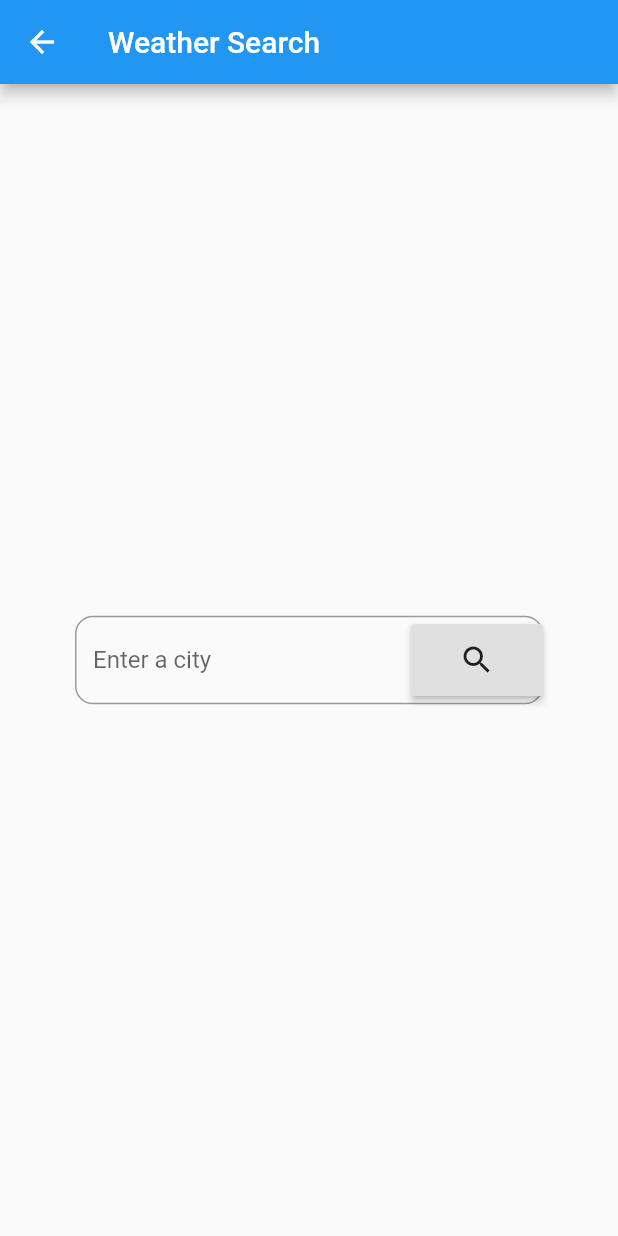
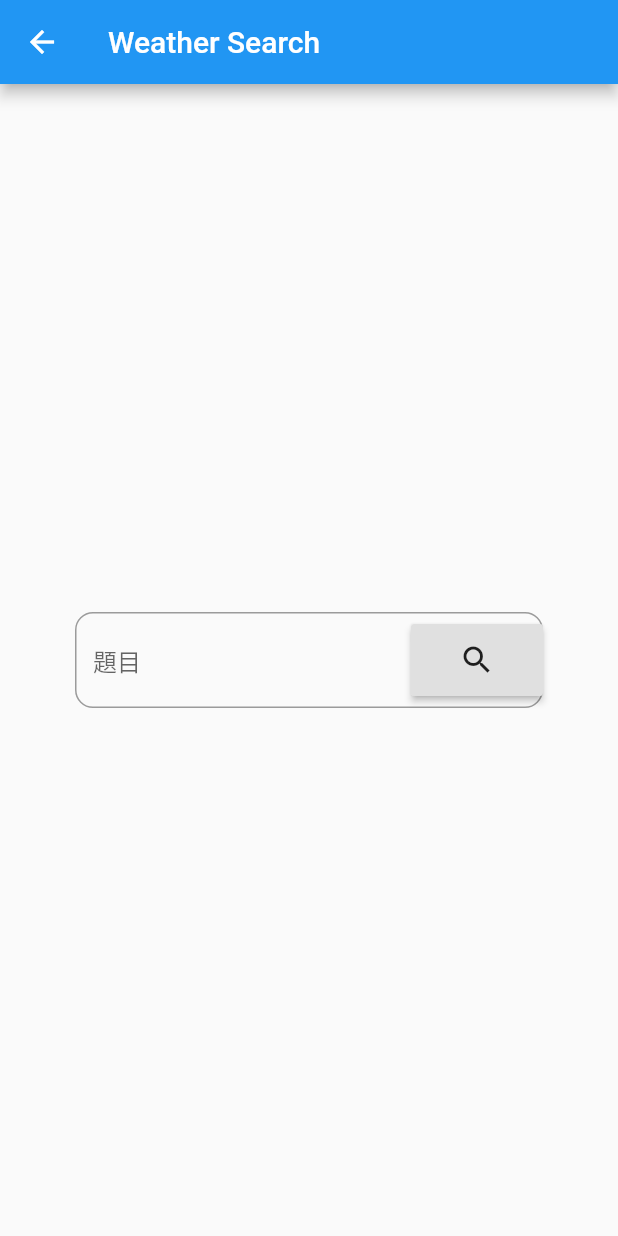
Before and after one commit to zinxon/flutter_starter, a Flutter app: the WeatherSearchPage screen opened directly, on a phone screen of 412 x 824 dp. Run offline on Flutter 3.47's test engine with Material 2 defaults, Android fonts, the phone set to English and light mode, and no system bars; our stand-ins replace bloc, dio, easy_localization, eva_icons_flutter, fluro, flutter_bloc and 4 more; accounts and stored records are empty; generated files the repository leaves out were written again; network calls fail; statements that could not run were skipped.

Commit message:
feat: added i18n (en/zh-HK)

```diff
--- /dev/null
+++ b/assets/i18n/en.json
@@ -0,0 +1,4 @@
+{
+    "title": "Title",
+    "enterTheCity": "Enter the City"
+}
--- /dev/null
+++ b/assets/i18n/zh-HK.json
@@ -0,0 +1,4 @@
+{
+    "title": "題目",
+    "enterTheCity": "輸入城市"
+}
--- a/lib/data/repository/product_repository.dart
+++ b/lib/data/repository/product_repository.dart
@@ -19,6 +19,7 @@ class APIProductRepository implements ProductRepository {
   @override
   Stream<Product> fetchProduct(String id) async* {
     // store data in local db
+    // async* (*) means continuous stream
     // Store api response in repository.
     // First if _product has cache then return cache first and then get the api response for checking any updated product
     // If yes, return newProduct to the stream and close the stream.
--- a/lib/pages/home_page.dart
+++ b/lib/pages/home_page.dart
@@ -1,3 +1,4 @@
+import 'package:easy_localization/easy_localization.dart';
 import 'package:flutter/material.dart';
 import 'package:flutter_bloc/flutter_bloc.dart';
 import 'package:flutter_cubit_bloc_tutorial/bloc/product/product_bloc.dart';
--- a/lib/pages/weather_search_page.dart
+++ b/lib/pages/weather_search_page.dart
@@ -1,3 +1,4 @@
+import 'package:easy_localization/easy_localization.dart';
 import 'package:flutter/material.dart';
 import 'package:flutter_bloc/flutter_bloc.dart';
 import 'package:flutter_cubit_bloc_tutorial/bloc/weather/weather_bloc.dart';
@@ -91,11 +92,12 @@ class CityInputField extends StatelessWidget {
         onSubmitted: (value) => submitCityName(context, value),
         textInputAction: TextInputAction.search,
         decoration: InputDecoration(
-          hintText: "Enter a city",
+          hintText: 'title'.tr(),
           border: OutlineInputBorder(borderRadius: BorderRadius.circular(12)),
           suffixIcon: RaisedButton(
             child: Icon(Icons.search),
             onPressed: () {
+              print(EasyLocalization.of(context).locale);
               NavigatorUtil.goHomePage(context);
             },
           ),
--- a/pubspec.yaml
+++ b/pubspec.yaml
@@ -25,6 +25,7 @@ dependencies:
   cached_network_image: ^2.3.3
   cupertino_icons: ^0.1.3
   dio: ^3.0.10
+  easy_localization: ^2.3.3
   equatable: ^1.2.5
   eva_icons_flutter: ^2.0.1
   fluro: ^1.7.3
@@ -39,11 +40,12 @@ dev_dependencies:
   flutter_test:
     sdk: flutter
   build_runner: null
+  freezed: null
   injectable_generator: null
-  freezed:
-  json_serializable:
+  json_serializable: null
 
 flutter:
   uses-material-design: true
   assets:
     - assets/
+    - assets/i18n/
```
Also changed, not shown: lib/main.dart (+9 -1 lines), pubspec.lock, 4 other files.
